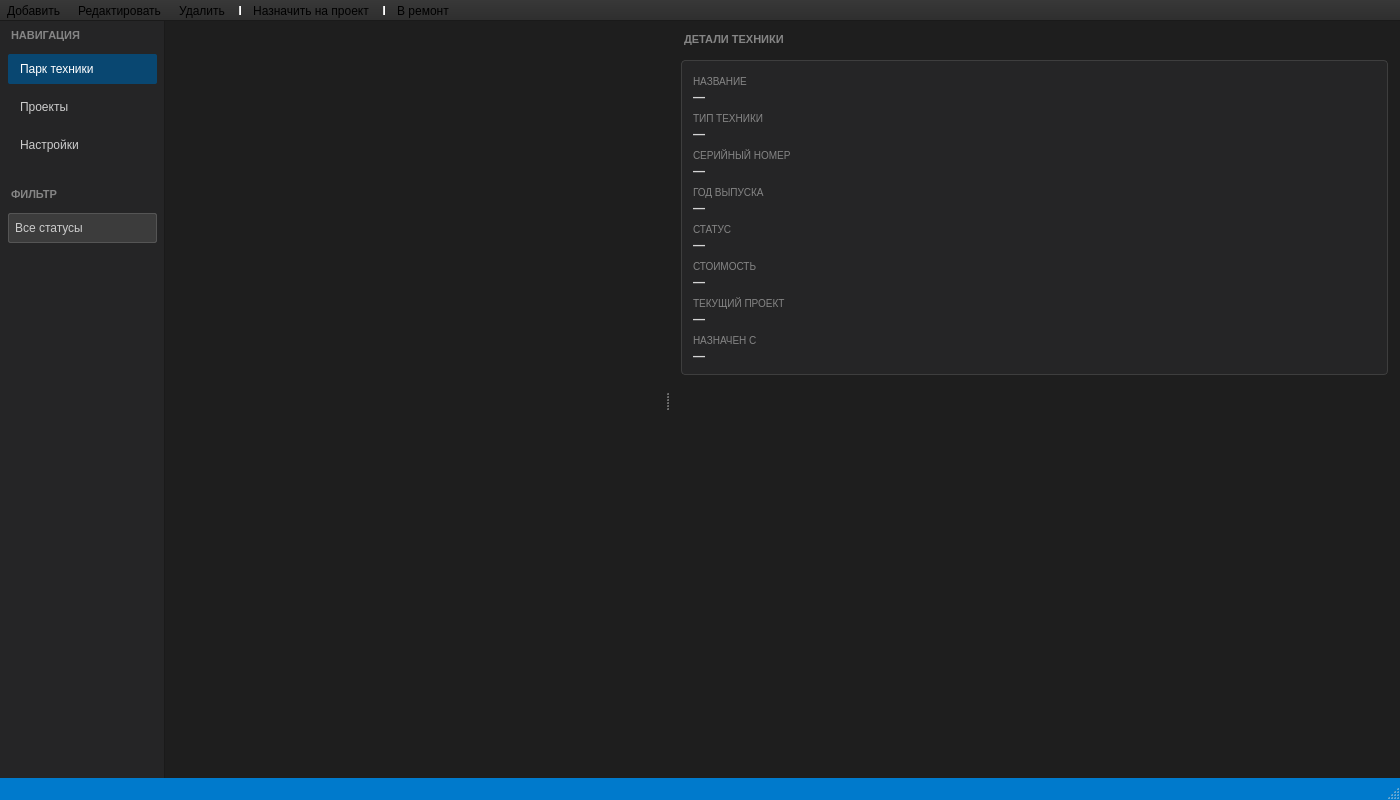
This is src/ui/MainWindow.ui in random-slop/FleetManager as Qt 5 draws it before an edit. The edited form follows.
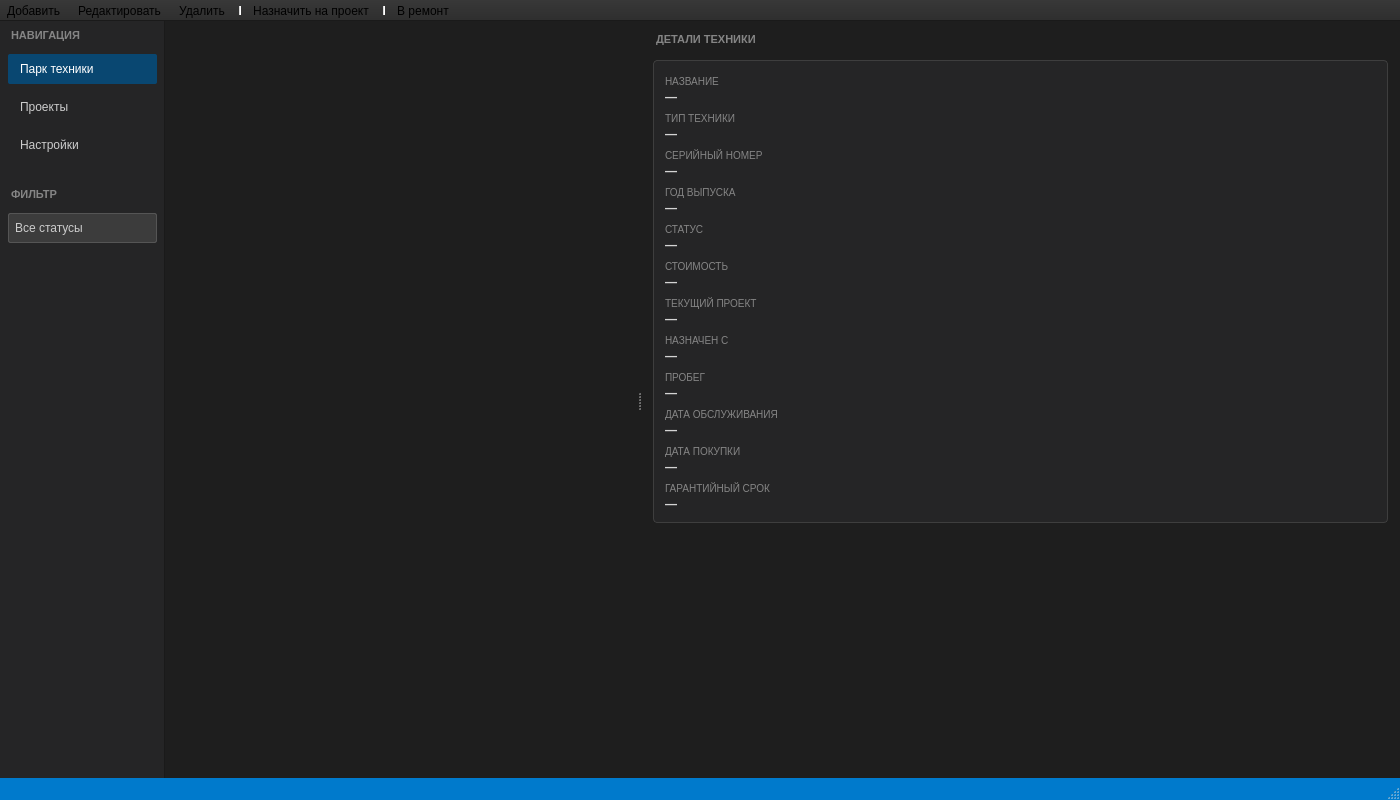
This is the edited form.

Patch:
```diff
--- a/src/ui/MainWindow.ui
+++ b/src/ui/MainWindow.ui
@@ -556,6 +556,126 @@
              </item>
             </layout>
            </item>
+           <item>
+            <layout class="QVBoxLayout" name="detailsMileageLayout">
+             <property name="spacing">
+              <number>2</number>
+             </property>
+             <item>
+              <widget class="QLabel" name="detailsMileageLabel">
+               <property name="text">
+                <string>ПРОБЕГ</string>
+               </property>
+               <property name="styleSheet">
+                <string notr="true">color: #858585; font-size: 10px;</string>
+               </property>
+              </widget>
+             </item>
+             <item>
+              <widget class="QLabel" name="detailsMileage">
+               <property name="text">
+                <string>—</string>
+               </property>
+               <property name="wordWrap">
+                <bool>true</bool>
+               </property>
+               <property name="styleSheet">
+                <string notr="true">color: #d4d4d4; font-size: 12px; font-weight: 500;</string>
+               </property>
+              </widget>
+             </item>
+            </layout>
+           </item>
+           <item>
+            <layout class="QVBoxLayout" name="detailsNextMaintenanceLayout">
+             <property name="spacing">
+              <number>2</number>
+             </property>
+             <item>
+              <widget class="QLabel" name="detailsNextMaintenanceLabel">
+               <property name="text">
+                <string>ДАТА ОБСЛУЖИВАНИЯ</string>
+               </property>
+               <property name="styleSheet">
+                <string notr="true">color: #858585; font-size: 10px;</string>
+               </property>
+              </widget>
+             </item>
+             <item>
+              <widget class="QLabel" name="detailsNextMaintenance">
+               <property name="text">
+                <string>—</string>
+               </property>
+               <property name="wordWrap">
+                <bool>true</bool>
+               </property>
+               <property name="styleSheet">
+                <string notr="true">color: #d4d4d4; font-size: 12px; font-weight: 500;</string>
+               </property>
+              </widget>
+             </item>
+            </layout>
+           </item>
+           <item>
+            <layout class="QVBoxLayout" name="detailsPurchaseDateLayout">
+             <property name="spacing">
+              <number>2</number>
+             </property>
+             <item>
+              <widget class="QLabel" name="detailsPurchaseDateLabel">
+               <property name="text">
+                <string>ДАТА ПОКУПКИ</string>
+               </property>
+               <property name="styleSheet">
+                <string notr="true">color: #858585; font-size: 10px;</string>
+               </property>
+              </widget>
+             </item>
+             <item>
+              <widget class="QLabel" name="detailsPurchaseDate">
+               <property name="text">
+                <string>—</string>
+               </property>
+               <property name="wordWrap">
+                <bool>true</bool>
+               </property>
+               <property name="styleSheet">
+                <string notr="true">color: #d4d4d4; font-size: 12px; font-weight: 500;</string>
+               </property>
+              </widget>
+             </item>
+            </layout>
+           </item>
+           <item>
+            <layout class="QVBoxLayout" name="detailsWarrantyPeriodLayout">
+             <property name="spacing">
+              <number>2</number>
+             </property>
+             <item>
+              <widget class="QLabel" name="detailsWarrantyPeriodLabel">
+               <property name="text">
+                <string>ГАРАНТИЙНЫЙ СРОК</string>
+               </property>
+               <property name="styleSheet">
+                <string notr="true">color: #858585; font-size: 10px;</string>
+               </property>
+              </widget>
+             </item>
+             <item>
+              <widget class="QLabel" name="detailsWarrantyPeriod">
+               <property name="text">
+                <string>—</string>
+               </property>
+               <property name="wordWrap">
+                <bool>true</bool>
+               </property>
+               <property name="styleSheet">
+                <string notr="true">color: #d4d4d4; font-size: 12px; font-weight: 500;</string>
+               </property>
+              </widget>
+             </item>
+            </layout>
+           </item>
           </layout>
          </widget>
         </item>
```
